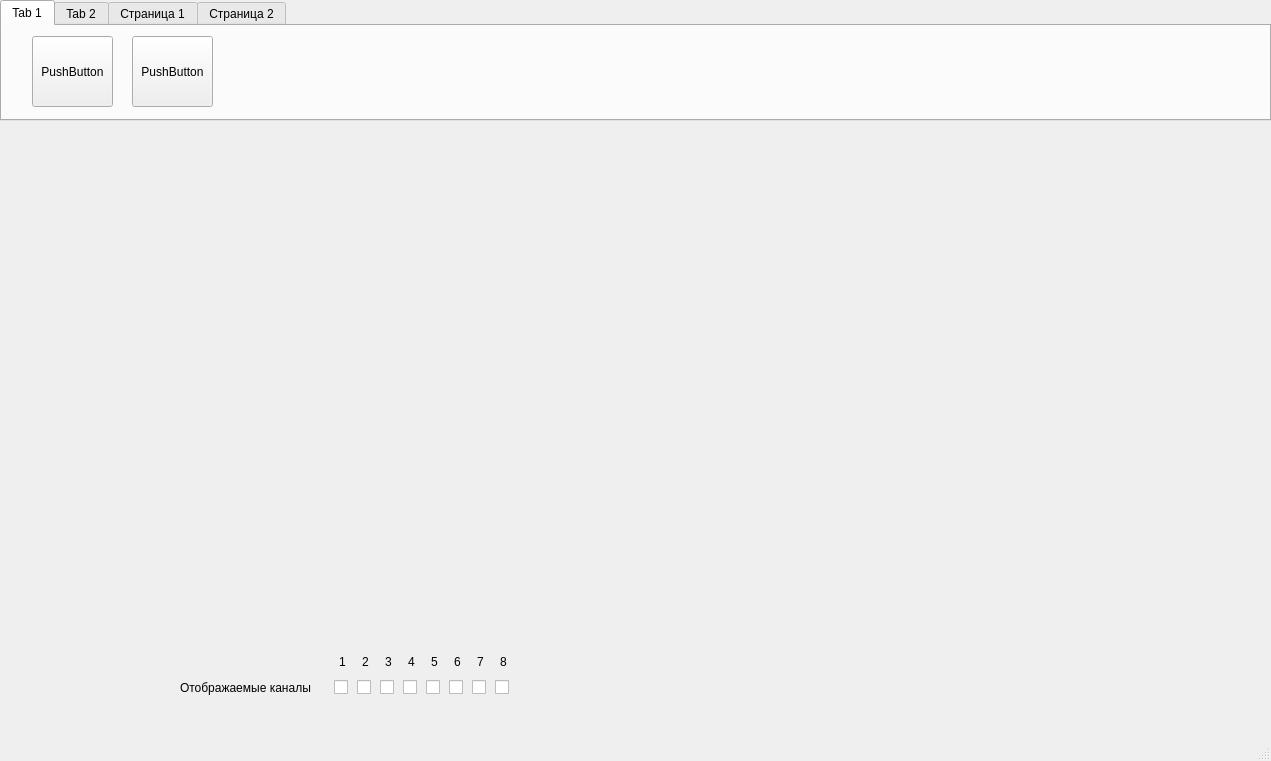
Ore111ek/Signal-registration-complex, file Qt/mainwindow.ui: the form before one commit.
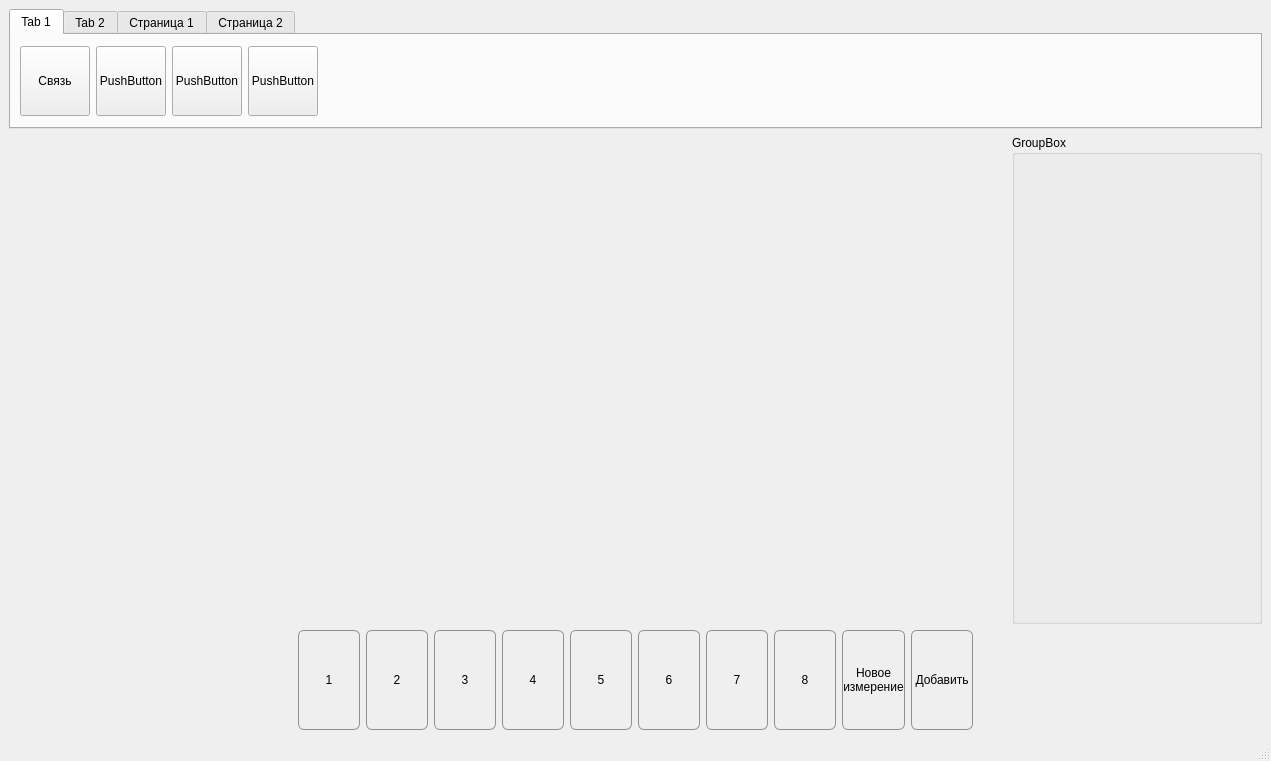
The form after the commit. Custom widgets are drawn as their Qt base class.

Commit message: Added Channels miniForms and buttons

Patch:
```diff
--- a/Qt/mainwindow.ui
+++ b/Qt/mainwindow.ui
@@ -14,14 +14,20 @@
    <string>MainWindow</string>
   </property>
   <widget class="QWidget" name="centralwidget">
+   <layout class="QVBoxLayout" name="verticalLayout">
+    <item>
    <widget class="QTabWidget" name="tabWidget">
-    <property name="geometry">
-     <rect>
-      <x>0</x>
-      <y>0</y>
-      <width>1271</width>
-      <height>121</height>
-     </rect>
+      <property name="sizePolicy">
+       <sizepolicy hsizetype="Expanding" vsizetype="Fixed">
+        <horstretch>0</horstretch>
+        <verstretch>0</verstretch>
+       </sizepolicy>
+      </property>
+      <property name="minimumSize">
+       <size>
+        <width>0</width>
+        <height>120</height>
+       </size>
     </property>
     <property name="tabShape">
      <enum>QTabWidget::Rounded</enum>
@@ -36,32 +42,121 @@
      <attribute name="title">
       <string>Tab 1</string>
      </attribute>
-     <widget class="QPushButton" name="pushButton">
-      <property name="geometry">
-       <rect>
-        <x>30</x>
-        <y>10</y>
-        <width>81</width>
-        <height>71</height>
-       </rect>
+       <layout class="QHBoxLayout" name="horizontalLayout_4">
+        <item>
+         <widget class="QPushButton" name="btn_conForm">
+          <property name="sizePolicy">
+           <sizepolicy hsizetype="Fixed" vsizetype="Fixed">
+            <horstretch>0</horstretch>
+            <verstretch>0</verstretch>
+           </sizepolicy>
+          </property>
+          <property name="minimumSize">
+           <size>
+            <width>70</width>
+            <height>70</height>
+           </size>
+          </property>
+          <property name="maximumSize">
+           <size>
+            <width>70</width>
+            <height>70</height>
+           </size>
       </property>
       <property name="text">
-       <string>PushButton</string>
-      </property>
-     </widget>
+           <string>Связь</string>
+          </property>
+         </widget>
+        </item>
+        <item>
      <widget class="QPushButton" name="pushButton_2">
-      <property name="geometry">
-       <rect>
-        <x>130</x>
-        <y>10</y>
-        <width>81</width>
-        <height>71</height>
-       </rect>
-      </property>
+          <property name="sizePolicy">
+           <sizepolicy hsizetype="Fixed" vsizetype="Fixed">
+            <horstretch>0</horstretch>
+            <verstretch>0</verstretch>
+           </sizepolicy>
+          </property>
+          <property name="minimumSize">
+           <size>
+            <width>70</width>
+            <height>70</height>
+           </size>
+          </property>
+          <property name="maximumSize">
+           <size>
+            <width>70</width>
+            <height>70</height>
+           </size>
+          </property>
       <property name="text">
        <string>PushButton</string>
       </property>
      </widget>
+        </item>
+        <item>
+         <widget class="QPushButton" name="pushButton_3">
+          <property name="sizePolicy">
+           <sizepolicy hsizetype="Fixed" vsizetype="Fixed">
+            <horstretch>0</horstretch>
+            <verstretch>0</verstretch>
+           </sizepolicy>
+          </property>
+          <property name="minimumSize">
+           <size>
+            <width>70</width>
+            <height>70</height>
+           </size>
+          </property>
+          <property name="maximumSize">
+           <size>
+            <width>70</width>
+            <height>70</height>
+           </size>
+          </property>
+          <property name="text">
+           <string>PushButton</string>
+          </property>
+         </widget>
+        </item>
+        <item>
+         <widget class="QPushButton" name="pushButton_4">
+          <property name="sizePolicy">
+           <sizepolicy hsizetype="Fixed" vsizetype="Fixed">
+            <horstretch>0</horstretch>
+            <verstretch>0</verstretch>
+           </sizepolicy>
+          </property>
+          <property name="minimumSize">
+           <size>
+            <width>70</width>
+            <height>70</height>
+           </size>
+          </property>
+          <property name="maximumSize">
+           <size>
+            <width>70</width>
+            <height>70</height>
+           </size>
+          </property>
+          <property name="text">
+           <string>PushButton</string>
+          </property>
+         </widget>
+        </item>
+        <item>
+         <spacer name="horizontalSpacer_3">
+          <property name="orientation">
+           <enum>Qt::Horizontal</enum>
+          </property>
+          <property name="sizeHint" stdset="0">
+           <size>
+            <width>40</width>
+            <height>20</height>
+           </size>
+          </property>
+         </spacer>
+        </item>
+       </layout>
     </widget>
     <widget class="QWidget" name="tab_2">
      <attribute name="title">
@@ -134,273 +229,563 @@
      </widget>
     </widget>
    </widget>
-   <widget class="QWidget" name="layoutWidget">
-    <property name="geometry">
-     <rect>
-      <x>180</x>
-      <y>650</y>
-      <width>332</width>
-      <height>51</height>
-     </rect>
-    </property>
-    <layout class="QGridLayout" name="gridLayout">
-     <item row="0" column="1">
-      <widget class="QLabel" name="label">
-       <property name="maximumSize">
+    </item>
+    <item>
+     <layout class="QHBoxLayout" name="horizontalLayout">
+      <item>
+       <widget class="QCustomPlot" name="widget" native="true">
+        <property name="sizePolicy">
+         <sizepolicy hsizetype="Preferred" vsizetype="Expanding">
+          <horstretch>0</horstretch>
+          <verstretch>0</verstretch>
+         </sizepolicy>
+        </property>
+        <layout class="QHBoxLayout" name="horizontalLayout_2"/>
+       </widget>
+      </item>
+      <item>
+       <widget class="QGroupBox" name="groupBox">
+        <property name="sizePolicy">
+         <sizepolicy hsizetype="Fixed" vsizetype="Preferred">
+          <horstretch>0</horstretch>
+          <verstretch>0</verstretch>
+         </sizepolicy>
+        </property>
+        <property name="minimumSize">
         <size>
-         <width>17</width>
-         <height>17</height>
-        </size>
+          <width>250</width>
+          <height>0</height>
+         </size>
+        </property>
+        <property name="title">
+         <string>GroupBox</string>
+        </property>
+       </widget>
+      </item>
+     </layout>
+    </item>
+    <item>
+     <layout class="QHBoxLayout" name="Layout_bottom">
+      <item>
+       <spacer name="horizontalSpacer">
+        <property name="orientation">
+         <enum>Qt::Horizontal</enum>
+        </property>
+        <property name="sizeHint" stdset="0">
+         <size>
+          <width>40</width>
+          <height>20</height>
+         </size>
+        </property>
+       </spacer>
+      </item>
+      <item>
+       <widget class="QPushButton" name="btn_ch1">
+        <property name="sizePolicy">
+         <sizepolicy hsizetype="Maximum" vsizetype="Fixed">
+          <horstretch>0</horstretch>
+          <verstretch>0</verstretch>
+         </sizepolicy>
+        </property>
+        <property name="minimumSize">
+         <size>
+          <width>62</width>
+          <height>100</height>
+         </size>
+        </property>
+        <property name="styleSheet">
+         <string notr="true">QPushButton {
+     border: 1px solid #8f8f91;
+     border-radius: 6px;
+     background-color: qlineargradient(x1: 0, y1: 0, x2: 0, y2: 1,
+                                       stop: 0 #f6f7fa, stop: 1 #dadbde);
+     min-width: 60px;
+ }
+
+QPushButton:hover {
+     border: 1px solid #bc3be3;
+     border-radius: 6px;
+     background-color: qlineargradient(x1: 0, y1: 0, x2: 0, y2: 1,
+                                       stop: 0 #f6f7fa, stop: 1 #dadbde);
+     min-width: 60px;
+ }
+
+ QPushButton:pressed {
+     background-color: qlineargradient(x1: 0, y1: 0, x2: 0, y2: 1,
+                                       stop: 0 #dadbde, stop: 1 #f6f7fa);
+ }
+
+ QPushButton:flat {
+     border: none; /* для плоской кнопки границы нет */
+ }
+
+ QPushButton:default {
+     border-color: navy; /* делаем кнопку по умолчанию выпуклой */
+ }</string>
        </property>
        <property name="text">
         <string>1</string>
        </property>
-       <property name="alignment">
-        <set>Qt::AlignCenter</set>
-       </property>
-      </widget>
-     </item>
-     <item row="0" column="2">
-      <widget class="QLabel" name="label_2">
-       <property name="maximumSize">
+       </widget>
+      </item>
+      <item>
+       <widget class="QPushButton" name="btn_ch2">
+        <property name="sizePolicy">
+         <sizepolicy hsizetype="Maximum" vsizetype="Fixed">
+          <horstretch>0</horstretch>
+          <verstretch>0</verstretch>
+         </sizepolicy>
+        </property>
+        <property name="minimumSize">
         <size>
-         <width>17</width>
-         <height>17</height>
-        </size>
-       </property>
+          <width>62</width>
+          <height>100</height>
+         </size>
+        </property>
+        <property name="styleSheet">
+         <string notr="true">QPushButton {
+     border: 1px solid #8f8f91;
+     border-radius: 6px;
+     background-color: qlineargradient(x1: 0, y1: 0, x2: 0, y2: 1,
+                                       stop: 0 #f6f7fa, stop: 1 #dadbde);
+     min-width: 60px;
+ }
+
+QPushButton:hover {
+     border: 1px solid #bc3be3;
+     border-radius: 6px;
+     background-color: qlineargradient(x1: 0, y1: 0, x2: 0, y2: 1,
+                                       stop: 0 #f6f7fa, stop: 1 #dadbde);
+     min-width: 60px;
+ }
+
+ QPushButton:pressed {
+     background-color: qlineargradient(x1: 0, y1: 0, x2: 0, y2: 1,
+                                       stop: 0 #dadbde, stop: 1 #f6f7fa);
+ }
+
+ QPushButton:flat {
+     border: none; /* для плоской кнопки границы нет */
+ }
+
+ QPushButton:default {
+     border-color: navy; /* делаем кнопку по умолчанию выпуклой */
+ }</string>
+        </property>
        <property name="text">
         <string>2</string>
        </property>
-       <property name="alignment">
-        <set>Qt::AlignCenter</set>
-       </property>
-      </widget>
-     </item>
-     <item row="0" column="3">
-      <widget class="QLabel" name="label_3">
-       <property name="maximumSize">
+       </widget>
+      </item>
+      <item>
+       <widget class="QPushButton" name="btn_ch3">
+        <property name="sizePolicy">
+         <sizepolicy hsizetype="Maximum" vsizetype="Fixed">
+          <horstretch>0</horstretch>
+          <verstretch>0</verstretch>
+         </sizepolicy>
+        </property>
+        <property name="minimumSize">
         <size>
-         <width>17</width>
-         <height>17</height>
-        </size>
-       </property>
+          <width>62</width>
+          <height>100</height>
+         </size>
+        </property>
+        <property name="styleSheet">
+         <string notr="true">QPushButton {
+     border: 1px solid #8f8f91;
+     border-radius: 6px;
+     background-color: qlineargradient(x1: 0, y1: 0, x2: 0, y2: 1,
+                                       stop: 0 #f6f7fa, stop: 1 #dadbde);
+     min-width: 60px;
+ }
+
+QPushButton:hover {
+     border: 1px solid #bc3be3;
+     border-radius: 6px;
+     background-color: qlineargradient(x1: 0, y1: 0, x2: 0, y2: 1,
+                                       stop: 0 #f6f7fa, stop: 1 #dadbde);
+     min-width: 60px;
+ }
+
+ QPushButton:pressed {
+     background-color: qlineargradient(x1: 0, y1: 0, x2: 0, y2: 1,
+                                       stop: 0 #dadbde, stop: 1 #f6f7fa);
+ }
+
+ QPushButton:flat {
+     border: none; /* для плоской кнопки границы нет */
+ }
+
+ QPushButton:default {
+     border-color: navy; /* делаем кнопку по умолчанию выпуклой */
+ }</string>
+        </property>
        <property name="text">
         <string>3</string>
        </property>
-       <property name="alignment">
-        <set>Qt::AlignCenter</set>
-       </property>
-      </widget>
-     </item>
-     <item row="0" column="4">
-      <widget class="QLabel" name="label_4">
-       <property name="maximumSize">
+       </widget>
+      </item>
+      <item>
+       <widget class="QPushButton" name="btn_ch4">
+        <property name="sizePolicy">
+         <sizepolicy hsizetype="Maximum" vsizetype="Fixed">
+          <horstretch>0</horstretch>
+          <verstretch>0</verstretch>
+         </sizepolicy>
+        </property>
+        <property name="minimumSize">
         <size>
-         <width>17</width>
-         <height>17</height>
-        </size>
-       </property>
+          <width>62</width>
+          <height>100</height>
+         </size>
+        </property>
+        <property name="styleSheet">
+         <string notr="true">QPushButton {
+     border: 1px solid #8f8f91;
+     border-radius: 6px;
+     background-color: qlineargradient(x1: 0, y1: 0, x2: 0, y2: 1,
+                                       stop: 0 #f6f7fa, stop: 1 #dadbde);
+     min-width: 60px;
+ }
+
+QPushButton:hover {
+     border: 1px solid #bc3be3;
+     border-radius: 6px;
+     background-color: qlineargradient(x1: 0, y1: 0, x2: 0, y2: 1,
+                                       stop: 0 #f6f7fa, stop: 1 #dadbde);
+     min-width: 60px;
+ }
+
+ QPushButton:pressed {
+     background-color: qlineargradient(x1: 0, y1: 0, x2: 0, y2: 1,
+                                       stop: 0 #dadbde, stop: 1 #f6f7fa);
+ }
+
+ QPushButton:flat {
+     border: none; /* для плоской кнопки границы нет */
+ }
+
+ QPushButton:default {
+     border-color: navy; /* делаем кнопку по умолчанию выпуклой */
+ }</string>
+        </property>
        <property name="text">
         <string>4</string>
        </property>
-       <property name="alignment">
-        <set>Qt::AlignCenter</set>
-       </property>
-      </widget>
-     </item>
-     <item row="0" column="5">
-      <widget class="QLabel" name="label_5">
-       <property name="maximumSize">
+       </widget>
+      </item>
+      <item>
+       <widget class="QPushButton" name="btn_ch5">
+        <property name="sizePolicy">
+         <sizepolicy hsizetype="Maximum" vsizetype="Fixed">
+          <horstretch>0</horstretch>
+          <verstretch>0</verstretch>
+         </sizepolicy>
+        </property>
+        <property name="minimumSize">
         <size>
-         <width>17</width>
-         <height>17</height>
-        </size>
-       </property>
+          <width>62</width>
+          <height>100</height>
+         </size>
+        </property>
+        <property name="styleSheet">
+         <string notr="true">QPushButton {
+     border: 1px solid #8f8f91;
+     border-radius: 6px;
+     background-color: qlineargradient(x1: 0, y1: 0, x2: 0, y2: 1,
+                                       stop: 0 #f6f7fa, stop: 1 #dadbde);
+     min-width: 60px;
+ }
+
+QPushButton:hover {
+     border: 1px solid #bc3be3;
+     border-radius: 6px;
+     background-color: qlineargradient(x1: 0, y1: 0, x2: 0, y2: 1,
+                                       stop: 0 #f6f7fa, stop: 1 #dadbde);
+     min-width: 60px;
+ }
+
+ QPushButton:pressed {
+     background-color: qlineargradient(x1: 0, y1: 0, x2: 0, y2: 1,
+                                       stop: 0 #dadbde, stop: 1 #f6f7fa);
+ }
+
+ QPushButton:flat {
+     border: none; /* для плоской кнопки границы нет */
+ }
+
+ QPushButton:default {
+     border-color: navy; /* делаем кнопку по умолчанию выпуклой */
+ }</string>
+        </property>
        <property name="text">
         <string>5</string>
        </property>
-       <property name="alignment">
-        <set>Qt::AlignCenter</set>
-       </property>
-      </widget>
-     </item>
-     <item row="0" column="6">
-      <widget class="QLabel" name="label_6">
-       <property name="maximumSize">
+       </widget>
+      </item>
+      <item>
+       <widget class="QPushButton" name="btn_ch6">
+        <property name="sizePolicy">
+         <sizepolicy hsizetype="Maximum" vsizetype="Fixed">
+          <horstretch>0</horstretch>
+          <verstretch>0</verstretch>
+         </sizepolicy>
+        </property>
+        <property name="minimumSize">
         <size>
-         <width>17</width>
-         <height>17</height>
-        </size>
-       </property>
+          <width>62</width>
+          <height>100</height>
+         </size>
+        </property>
+        <property name="styleSheet">
+         <string notr="true">QPushButton {
+     border: 1px solid #8f8f91;
+     border-radius: 6px;
+     background-color: qlineargradient(x1: 0, y1: 0, x2: 0, y2: 1,
+                                       stop: 0 #f6f7fa, stop: 1 #dadbde);
+     min-width: 60px;
+ }
+
+QPushButton:hover {
+     border: 1px solid #bc3be3;
+     border-radius: 6px;
+     background-color: qlineargradient(x1: 0, y1: 0, x2: 0, y2: 1,
+                                       stop: 0 #f6f7fa, stop: 1 #dadbde);
+     min-width: 60px;
+ }
+
+ QPushButton:pressed {
+     background-color: qlineargradient(x1: 0, y1: 0, x2: 0, y2: 1,
+                                       stop: 0 #dadbde, stop: 1 #f6f7fa);
+ }
+
+ QPushButton:flat {
+     border: none; /* для плоской кнопки границы нет */
+ }
+
+ QPushButton:default {
+     border-color: navy; /* делаем кнопку по умолчанию выпуклой */
+ }</string>
+        </property>
        <property name="text">
         <string>6</string>
        </property>
-       <property name="alignment">
-        <set>Qt::AlignCenter</set>
-       </property>
-      </widget>
-     </item>
-     <item row="0" column="7">
-      <widget class="QLabel" name="label_7">
-       <property name="maximumSize">
+       </widget>
+      </item>
+      <item>
+       <widget class="QPushButton" name="btn_ch7">
+        <property name="sizePolicy">
+         <sizepolicy hsizetype="Maximum" vsizetype="Fixed">
+          <horstretch>0</horstretch>
+          <verstretch>0</verstretch>
+         </sizepolicy>
+        </property>
+        <property name="minimumSize">
         <size>
-         <width>17</width>
-         <height>17</height>
-        </size>
-       </property>
+          <width>62</width>
+          <height>100</height>
+         </size>
+        </property>
+        <property name="styleSheet">
+         <string notr="true">QPushButton {
+     border: 1px solid #8f8f91;
+     border-radius: 6px;
+     background-color: qlineargradient(x1: 0, y1: 0, x2: 0, y2: 1,
+                                       stop: 0 #f6f7fa, stop: 1 #dadbde);
+     min-width: 60px;
+ }
+
+QPushButton:hover {
+     border: 1px solid #bc3be3;
+     border-radius: 6px;
+     background-color: qlineargradient(x1: 0, y1: 0, x2: 0, y2: 1,
+                                       stop: 0 #f6f7fa, stop: 1 #dadbde);
+     min-width: 60px;
+ }
+
+ QPushButton:pressed {
+     background-color: qlineargradient(x1: 0, y1: 0, x2: 0, y2: 1,
+                                       stop: 0 #dadbde, stop: 1 #f6f7fa);
+ }
+
+ QPushButton:flat {
+     border: none; /* для плоской кнопки границы нет */
+ }
+
+ QPushButton:default {
+     border-color: navy; /* делаем кнопку по умолчанию выпуклой */
+ }</string>
+        </property>
        <property name="text">
         <string>7</string>
        </property>
-       <property name="alignment">
-        <set>Qt::AlignCenter</set>
-       </property>
-      </widget>
-     </item>
-     <item row="0" column="8">
-      <widget class="QLabel" name="label_8">
-       <property name="maximumSize">
+       </widget>
+      </item>
+      <item>
+       <widget class="QPushButton" name="btn_ch8">
+        <property name="sizePolicy">
+         <sizepolicy hsizetype="Maximum" vsizetype="Fixed">
+          <horstretch>0</horstretch>
+          <verstretch>0</verstretch>
+         </sizepolicy>
+        </property>
+        <property name="minimumSize">
         <size>
-         <width>17</width>
-         <height>17</height>
-        </size>
-       </property>
+          <width>62</width>
+          <height>100</height>
+         </size>
+        </property>
+        <property name="styleSheet">
+         <string notr="true">QPushButton {
+     border: 1px solid #8f8f91;
+     border-radius: 6px;
+     background-color: qlineargradient(x1: 0, y1: 0, x2: 0, y2: 1,
+                                       stop: 0 #f6f7fa, stop: 1 #dadbde);
+     min-width: 60px;
+ }
+
+QPushButton:hover {
+     border: 1px solid #bc3be3;
+     border-radius: 6px;
+     background-color: qlineargradient(x1: 0, y1: 0, x2: 0, y2: 1,
+                                       stop: 0 #f6f7fa, stop: 1 #dadbde);
+     min-width: 60px;
+ }
+
+ QPushButton:pressed {
+     background-color: qlineargradient(x1: 0, y1: 0, x2: 0, y2: 1,
+                                       stop: 0 #dadbde, stop: 1 #f6f7fa);
+ }
+
+ QPushButton:flat {
+     border: none; /* для плоской кнопки границы нет */
+ }
+
+ QPushButton:default {
+     border-color: navy; /* делаем кнопку по умолчанию выпуклой */
+ }</string>
+        </property>
        <property name="text">
         <string>8</string>
        </property>
-       <property name="alignment">
-        <set>Qt::AlignCenter</set>
-       </property>
-      </widget>
-     </item>
-     <item row="1" column="0">
-      <widget class="QLabel" name="label_9">
-       <property name="text">
-        <string>Отображаемые каналы</string>
-       </property>
-      </widget>
-     </item>
-     <item row="1" column="1">
-      <widget class="QCheckBox" name="checkBox">
+       </widget>
+      </item>
+      <item>
+       <widget class="QPushButton" name="btn_addMath">
        <property name="sizePolicy">
-        <sizepolicy hsizetype="Fixed" vsizetype="Fixed">
+         <sizepolicy hsizetype="Maximum" vsizetype="Fixed">
          <horstretch>0</horstretch>
          <verstretch>0</verstretch>
         </sizepolicy>
        </property>
-       <property name="maximumSize">
+        <property name="minimumSize">
         <size>
-         <width>17</width>
-         <height>17</height>
-        </size>
-       </property>
-       <property name="text">
-        <string/>
-       </property>
-      </widget>
-     </item>
-     <item row="1" column="2">
-      <widget class="QCheckBox" name="checkBox_2">
-       <property name="maximumSize">
-        <size>
-         <width>17</width>
-         <height>17</height>
-        </size>
-       </property>
+          <width>62</width>
+          <height>100</height>
+         </size>
+        </property>
+        <property name="styleSheet">
+         <string notr="true">QPushButton {
+     border: 1px solid #8f8f91;
+     border-radius: 6px;
+     background-color: qlineargradient(x1: 0, y1: 0, x2: 0, y2: 1,
+                                       stop: 0 #f6f7fa, stop: 1 #dadbde);
+     min-width: 60px;
+ }
+
+QPushButton:hover {
+     border: 1px solid #bc3be3;
+     border-radius: 6px;
+     background-color: qlineargradient(x1: 0, y1: 0, x2: 0, y2: 1,
+                                       stop: 0 #f6f7fa, stop: 1 #dadbde);
+     min-width: 60px;
+ }
+
+ QPushButton:pressed {
+     background-color: qlineargradient(x1: 0, y1: 0, x2: 0, y2: 1,
+                                       stop: 0 #dadbde, stop: 1 #f6f7fa);
+ }
+
+ QPushButton:flat {
+     border: none; /* для плоской кнопки границы нет */
+ }
+
+ QPushButton:default {
+     border-color: navy; /* делаем кнопку по умолчанию выпуклой */
+ }</string>
+        </property>
        <property name="text">
-        <string/>
+         <string>Новое
+измерение</string>
        </property>
       </widget>
      </item>
-     <item row="1" column="3">
-      <widget class="QCheckBox" name="checkBox_3">
-       <property name="maximumSize">
-        <size>
-         <width>17</width>
-         <height>17</height>
-        </size>
-       </property>
-       <property name="text">
-        <string/>
-       </property>
-      </widget>
-     </item>
-     <item row="1" column="4">
-      <widget class="QCheckBox" name="checkBox_4">
-       <property name="maximumSize">
+      <item>
+       <widget class="QPushButton" name="pushButton_20">
+        <property name="sizePolicy">
+         <sizepolicy hsizetype="Maximum" vsizetype="Fixed">
+          <horstretch>0</horstretch>
+          <verstretch>0</verstretch>
+         </sizepolicy>
+        </property>
+        <property name="minimumSize">
         <size>
-         <width>17</width>
-         <height>17</height>
-        </size>
-       </property>
-       <property name="text">
-        <string/>
-       </property>
-      </widget>
-     </item>
-     <item row="1" column="5">
-      <widget class="QCheckBox" name="checkBox_5">
-       <property name="maximumSize">
-        <size>
-         <width>17</width>
-         <height>17</height>
-        </size>
-       </property>
+          <width>62</width>
+          <height>100</height>
+         </size>
+        </property>
+        <property name="styleSheet">
+         <string notr="true">QPushButton {
+     border: 1px solid #8f8f91;
+     border-radius: 6px;
+     background-color: qlineargradient(x1: 0, y1: 0, x2: 0, y2: 1,
+                                       stop: 0 #f6f7fa, stop: 1 #dadbde);
+     min-width: 60px;
+ }
+
+QPushButton:hover {
+     border: 1px solid #bc3be3;
+     border-radius: 6px;
+     background-color: qlineargradient(x1: 0, y1: 0, x2: 0, y2: 1,
+                                       stop: 0 #f6f7fa, stop: 1 #dadbde);
+     min-width: 60px;
+ }
+
+ QPushButton:pressed {
+     background-color: qlineargradient(x1: 0, y1: 0, x2: 0, y2: 1,
+                                       stop: 0 #dadbde, stop: 1 #f6f7fa);
+ }
+
+ QPushButton:flat {
+     border: none; /* для плоской кнопки границы нет */
+ }
+
+ QPushButton:default {
+     border-color: navy; /* делаем кнопку по умолчанию выпуклой */
+ }</string>
+        </property>
        <property name="text">
-        <string/>
+         <string>Добавить</string>
        </property>
       </widget>
      </item>
-     <item row="1" column="6">
-      <widget class="QCheckBox" name="checkBox_6">
-       <property name="maximumSize">
-        <size>
-         <width>17</width>
-         <height>17</height>
-        </size>
-       </property>
-       <property name="text">
-        <string/>
-       </property>
-      </widget>
-     </item>
-     <item row="1" column="7">
-      <widget class="QCheckBox" name="checkBox_7">
-       <property name="maximumSize">
+      <item>
+       <spacer name="horizontalSpacer_2">
+        <property name="orientation">
+         <enum>Qt::Horizontal</enum>
+        </property>
+        <property name="sizeHint" stdset="0">
         <size>
-         <width>17</width>
-         <height>17</height>
-        </size>
-       </property>
-       <property name="text">
-        <string/>
-       </property>
-      </widget>
-     </item>
-     <item row="1" column="8">
-      <widget class="QCheckBox" name="checkBox_8">
-       <property name="maximumSize">
-        <size>
-         <width>17</width>
-         <height>17</height>
-        </size>
-       </property>
-       <property name="text">
-        <string/>
-       </property>
-      </widget>
-     </item>
-    </layout>
-   </widget>
-   <widget class="QCustomPlot" name="widget" native="true">
-    <property name="geometry">
-     <rect>
-      <x>10</x>
-      <y>130</y>
-      <width>1001</width>
-      <height>511</height>
-     </rect>
-    </property>
-   </widget>
+          <width>40</width>
+          <height>20</height>
+         </size>
+        </property>
+       </spacer>
+      </item>
+     </layout>
+    </item>
+   </layout>
   </widget>
   <widget class="QMenuBar" name="menubar">
    <property name="geometry">
```
Lines whose indentation alone changed are shown as unchanged. The commit also changes 9 other files.
